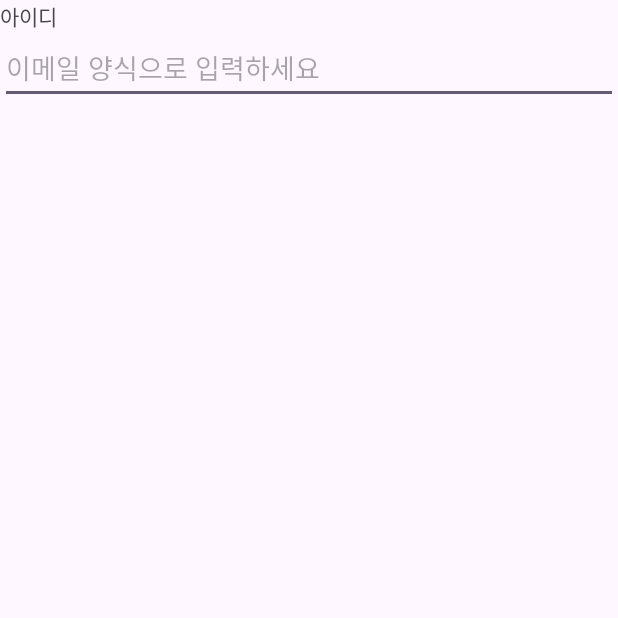
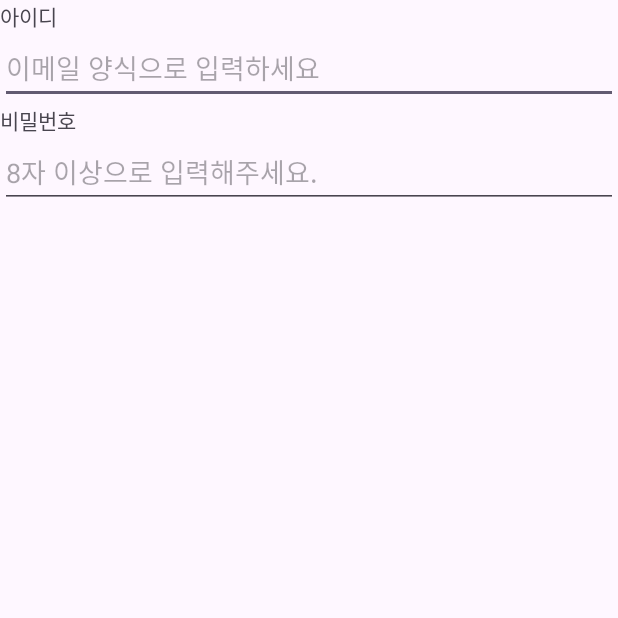
Before and after one commit to Gun7985/work-of-a-college-student, an Android app: the screen it shows after launch (MainActivity), on a phone screen of 412 x 824 dp, the top half of it. Run offline under Robolectric (Android 15) with nearby library versions, the phone set to English and light mode, and no system bars.

Commit message:
비밀번호 inputType

```diff
--- a/app/src/main/res/layout/activity_main.xml
+++ b/app/src/main/res/layout/activity_main.xml
@@ -18,5 +18,16 @@
         android:hint="이메일 양식으로 입력하세요"
         android:inputType="textEmailAddress"/>
 
+    <TextView
+        android:layout_width="wrap_content"
+        android:layout_height="wrap_content"
+        android:text="비밀번호"/>
+
+    <EditText
+        android:layout_width="match_parent"
+        android:layout_height="wrap_content"
+        android:hint="8자 이상으로 입력해주세요."
+        android:inputType="textPassword"/>
+
 
 </LinearLayout>
```
